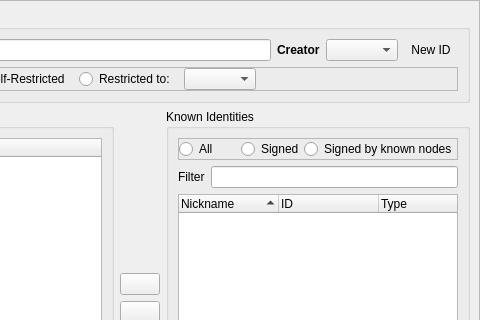
Before: the Qt Designer form retroshare-gui/src/gui/Circles/CreateCircleDialog.ui in RetroShare/RetroShare, drawn with Qt 5; both pictures show x 201 to 681 and y 0 to 320 of the 681 by 515 pixel window.
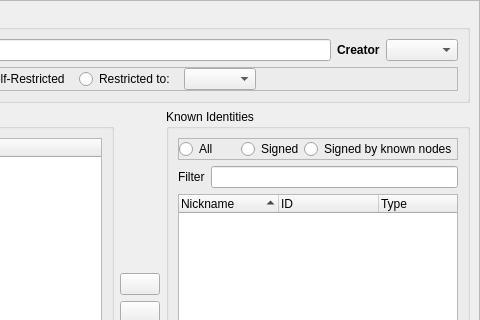
After: the same form once the commit is applied. Icons and pictures are not drawn. Custom widgets are drawn as their Qt base class.

Commit message: Removed buttons to create a new identity

```diff
--- a/retroshare-gui/src/gui/Circles/CreateCircleDialog.ui
+++ b/retroshare-gui/src/gui/Circles/CreateCircleDialog.ui
@@ -258,38 +258,6 @@
            <item>
             <widget class="GxsIdChooser" name="idChooser"/>
            </item>
-          <item>
-           <widget class="QToolButton" name="toolButton_NewId">
-            <property name="sizePolicy">
-             <sizepolicy hsizetype="Minimum" vsizetype="Preferred">
-              <horstretch>0</horstretch>
-              <verstretch>0</verstretch>
-             </sizepolicy>
-            </property>
-            <property name="focusPolicy">
-             <enum>Qt::NoFocus</enum>
-            </property>
-            <property name="toolTip">
-             <string>Create new Identity</string>
-            </property>
-            <property name="text">
-             <string>New ID</string>
-            </property>
-            <property name="icon">
-             <iconset resource="../images.qrc">
-              <normaloff>:/images/identity/identity_create_32.png</normaloff>:/images/identity/identity_create_32.png</iconset>
-            </property>
-            <property name="iconSize">
-             <size>
-              <width>24</width>
-              <height>24</height>
-             </size>
-            </property>
-            <property name="autoRaise">
-             <bool>true</bool>
-            </property>
-           </widget>
-          </item>
           </layout>
          </item>
          <item>
```
The commit also changes 19 other files.
